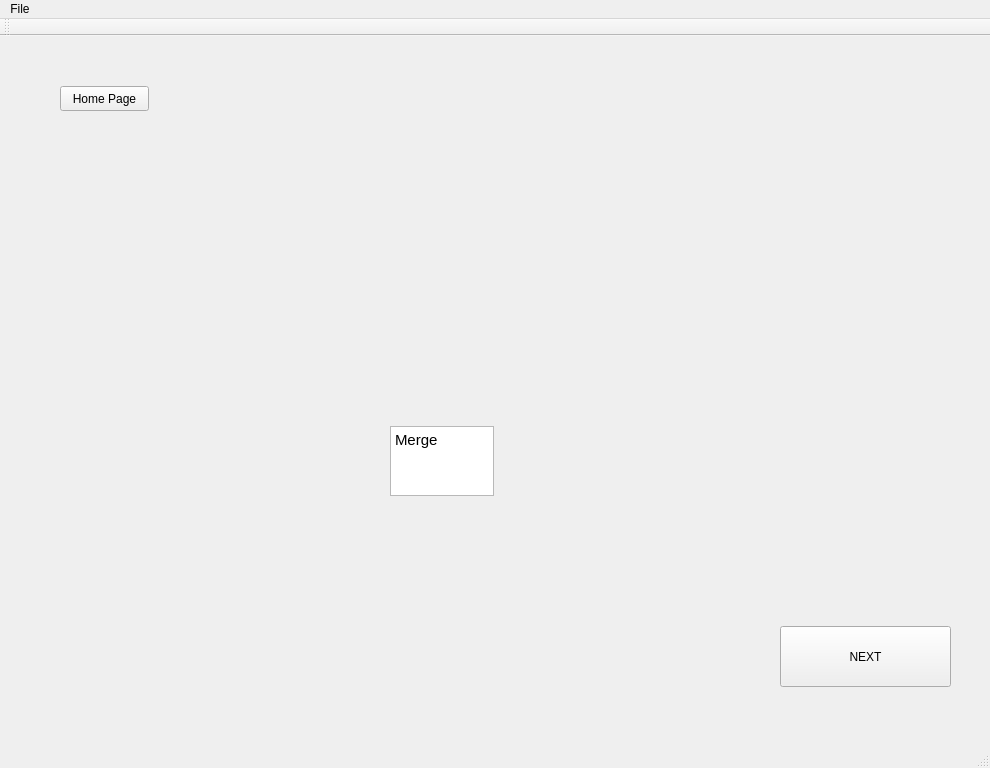
This is mainwindow.ui in JonWiggins/SortingAlgorithmGame as Qt 5 draws it before an edit. The edited form follows.
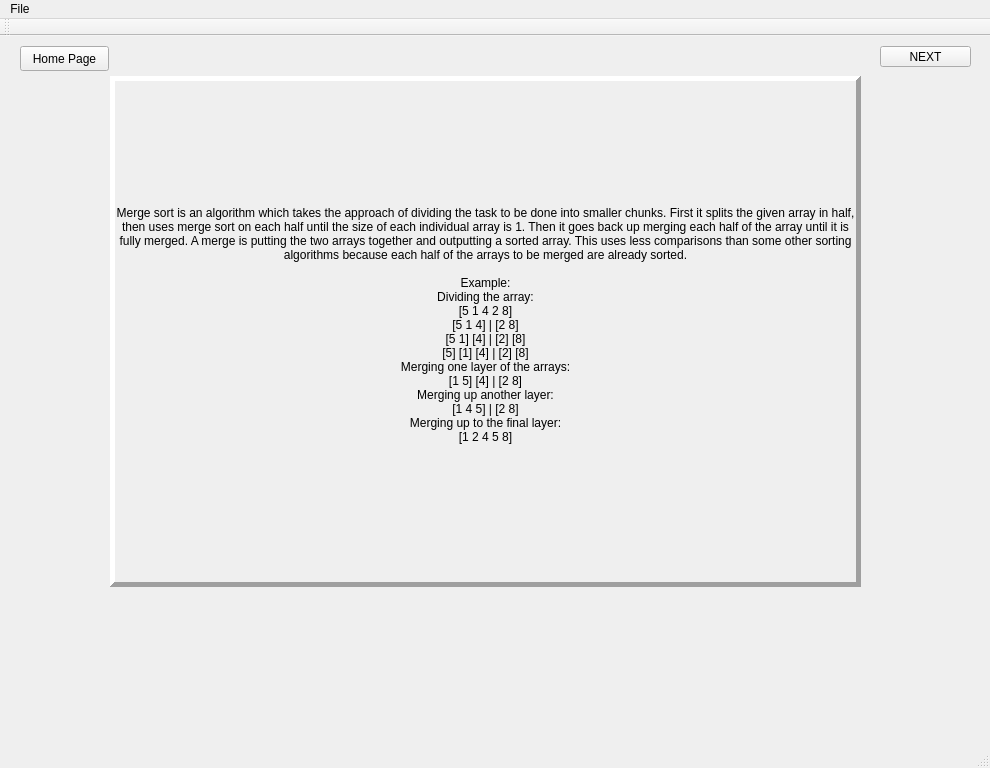
This is the edited form. The open tabs and pages were chosen to show the change.

Commit message: Added text labels with information on the sorts

```diff
--- a/mainwindow.ui
+++ b/mainwindow.ui
@@ -91,28 +91,11 @@
      </widget>
     </widget>
     <widget class="QWidget" name="MergeSort">
-     <widget class="QTextEdit" name="textEdit">
-      <property name="geometry">
-       <rect>
-        <x>380</x>
-        <y>390</y>
-        <width>104</width>
-        <height>70</height>
-       </rect>
-      </property>
-      <property name="html">
-       <string>&lt;!DOCTYPE HTML PUBLIC &quot;-//W3C//DTD HTML 4.0//EN&quot; &quot;http://www.w3.org/TR/REC-html40/strict.dtd&quot;&gt;
-&lt;html&gt;&lt;head&gt;&lt;meta name=&quot;qrichtext&quot; content=&quot;1&quot; /&gt;&lt;style type=&quot;text/css&quot;&gt;
-p, li { white-space: pre-wrap; }
-&lt;/style&gt;&lt;/head&gt;&lt;body style=&quot; font-family:'Ubuntu'; font-size:11pt; font-weight:400; font-style:normal;&quot;&gt;
-&lt;p style=&quot; margin-top:0px; margin-bottom:0px; margin-left:0px; margin-right:0px; -qt-block-indent:0; text-indent:0px;&quot;&gt;Merge&lt;/p&gt;&lt;/body&gt;&lt;/html&gt;</string>
-      </property>
-     </widget>
      <widget class="QPushButton" name="Home_4">
       <property name="geometry">
        <rect>
-        <x>50</x>
-        <y>50</y>
+        <x>10</x>
+        <y>10</y>
         <width>89</width>
         <height>25</height>
        </rect>
@@ -124,16 +107,67 @@
      <widget class="QPushButton" name="NextButton">
       <property name="geometry">
        <rect>
-        <x>770</x>
-        <y>590</y>
-        <width>171</width>
-        <height>61</height>
+        <x>870</x>
+        <y>10</y>
+        <width>91</width>
+        <height>21</height>
        </rect>
       </property>
       <property name="text">
        <string>NEXT</string>
       </property>
      </widget>
+     <widget class="QLabel" name="mergeLabel">
+      <property name="geometry">
+       <rect>
+        <x>100</x>
+        <y>40</y>
+        <width>751</width>
+        <height>511</height>
+       </rect>
+      </property>
+      <property name="frameShape">
+       <enum>QFrame::Panel</enum>
+      </property>
+      <property name="frameShadow">
+       <enum>QFrame::Raised</enum>
+      </property>
+      <property name="lineWidth">
+       <number>5</number>
+      </property>
+      <property name="text">
+       <string>Merge sort is an algorithm which takes the approach of dividing the task to be done into smaller chunks. First it splits the given array in half, then uses merge sort on each half until the size of each individual array is 1. Then it goes back up merging each half of the array until it is fully merged. A merge is putting the two arrays together and outputting a sorted array. This uses less comparisons than some other sorting algorithms because each half of the arrays to be merged are already sorted.
+
+Example:
+Dividing the array:
+[5 1 4 2 8]
+[5 1 4] | [2 8]
+[5 1] [4] | [2] [8]
+[5] [1] [4] | [2] [8]
+Merging one layer of the arrays:
+[1 5] [4] | [2 8]
+Merging up another layer:
+[1 4 5] | [2 8]
+Merging up to the final layer:
+[1 2 4 5 8]
+</string>
+      </property>
+      <property name="scaledContents">
+       <bool>false</bool>
+      </property>
+      <property name="alignment">
+       <set>Qt::AlignCenter</set>
+      </property>
+      <property name="wordWrap">
+       <bool>true</bool>
+      </property>
+      <property name="margin">
+       <number>30</number>
+      </property>
+      <property name="indent">
+       <number>-1</number>
+      </property>
+     </widget>
     </widget>
     <widget class="QWidget" name="InsertionSort">
      <widget class="QTextEdit" name="textEdit_2">
```
Left out of the diff: 224 changed lines with no effect on the pictures. The commit also changes 1 other file.
